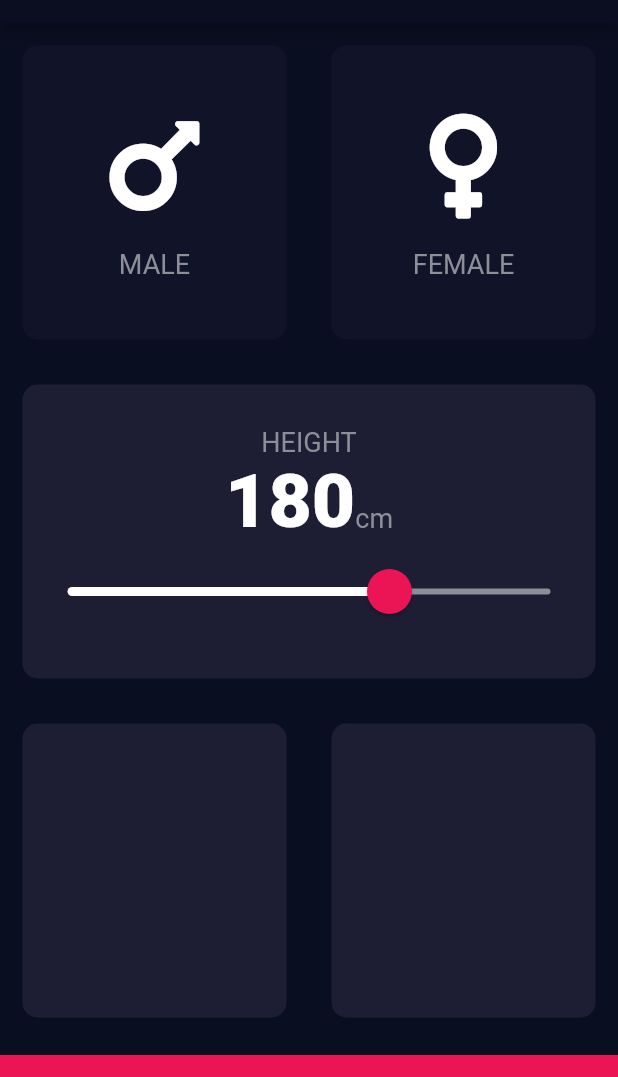
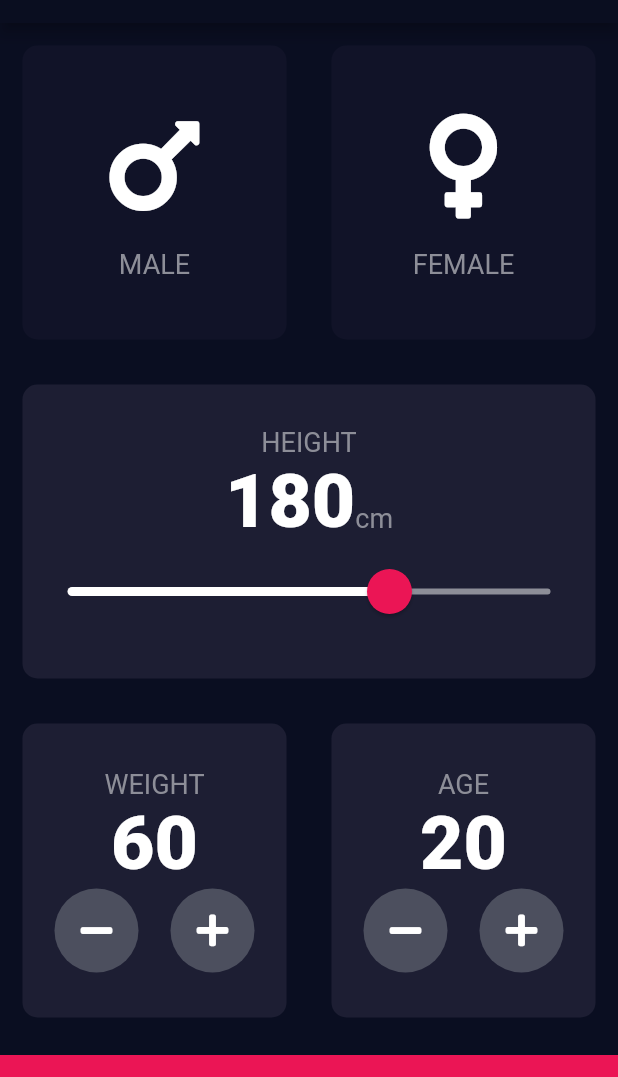
Before and after one commit to CylonSam/bmi-calculator-flutter, a Flutter app: the screen it shows after launch, on a phone screen of 412 x 824 dp, the part 61-1138 px from its top. Run offline on Flutter 3.47's test engine with Material 2 defaults, Android fonts, the phone set to English and light mode, and no system bars; our stand-ins replace font_awesome_flutter.

Commit message:
Finish weight and age card

```diff
--- a/lib/input_page.dart
+++ b/lib/input_page.dart
@@ -18,6 +18,8 @@ class InputPage extends StatefulWidget {
 class _InputPageState extends State<InputPage> {
   Gender? selectedGender;
   int height = 180;
+  int weight = 60;
+  int age = 20;
 
   @override
   Widget build(BuildContext context) {
@@ -93,9 +95,9 @@ class _InputPageState extends State<InputPage> {
                   ),
                   SliderTheme(
                     data: SliderTheme.of(context).copyWith(
-                      activeTrackColor: Colors.white,
-                      inactiveTrackColor: Color(0xFF8D8E98),
-                      thumbColor: Color(0xFFEB1555),
+                        activeTrackColor: Colors.white,
+                        inactiveTrackColor: Color(0xFF8D8E98),
+                        thumbColor: Color(0xFFEB1555),
                         overlayColor: Color(0x29EB1555),
                         thumbShape:
                             RoundSliderThumbShape(enabledThumbRadius: 15),
@@ -121,10 +123,67 @@ class _InputPageState extends State<InputPage> {
               mainAxisAlignment: MainAxisAlignment.spaceEvenly,
               children: [
                 Expanded(
-                  child: ReusableCard(colour: kActiveCardColor),
+                  child: ReusableCard(
+                    colour: kActiveCardColor,
+                    cardChild: Column(
+                      mainAxisAlignment: MainAxisAlignment.center,
+                      children: [
+                        Text(
+                          'WEIGHT',
+                          style: kLabelTextStyle,
+                        ),
+                        Text(weight.toString(), style: kNumberTextStyle),
+                        Row(
+                          mainAxisAlignment: MainAxisAlignment.spaceEvenly,
+                          children: [
+                            RoundIconButton(
+                              icon: FontAwesomeIcons.minus,
+                              onPressed: () {
+                                setState(() {
+                                  weight--;
+                                });
+                              },
+                            ),
+                            RoundIconButton(
+                              icon: FontAwesomeIcons.plus,
+                              onPressed: () {
+                                setState(() {
+                                  weight++;
+                                });
+                              },
+                            )
+                          ],
+                        )
+                      ],
+                    ),
+                  ),
                 ),
                 Expanded(
-                  child: ReusableCard(colour: kActiveCardColor),
+                  child: ReusableCard(
+                    colour: kActiveCardColor,
+                    cardChild: Column(
+                      mainAxisAlignment: MainAxisAlignment.center,
+                      children: [
+                        Text('AGE', style: kLabelTextStyle,),
+                        Text(age.toString(), style: kNumberTextStyle,),
+                        Row(
+                          mainAxisAlignment: MainAxisAlignment.spaceEvenly,
+                          children: [
+                            RoundIconButton(icon: FontAwesomeIcons.minus, onPressed: () {
+                              setState(() {
+                                age--;
+                              });
+                            }),
+                            RoundIconButton(icon: FontAwesomeIcons.plus, onPressed: () {
+                              setState(() {
+                                age++;
+                              });
+                            }),
+                          ],
+                        )
+                      ],
+                    ),
+                  ),
                 ),
               ],
             ),
@@ -140,3 +199,24 @@ class _InputPageState extends State<InputPage> {
     );
   }
 }
+
+class RoundIconButton extends StatelessWidget {
+  RoundIconButton({@required this.icon, @required this.onPressed});
+
+  final IconData? icon;
+  final Function? onPressed;
+
+  @override
+  Widget build(BuildContext context) {
+    return RawMaterialButton(
+      child: Icon(icon),
+      constraints: BoxConstraints.tightFor(width: 56, height: 56),
+      elevation: 0,
+      shape: CircleBorder(),
+      fillColor: Color(0xFF4c4F5E),
+      onPressed: () {
+        onPressed!();
+      },
+    );
+  }
+}
```
